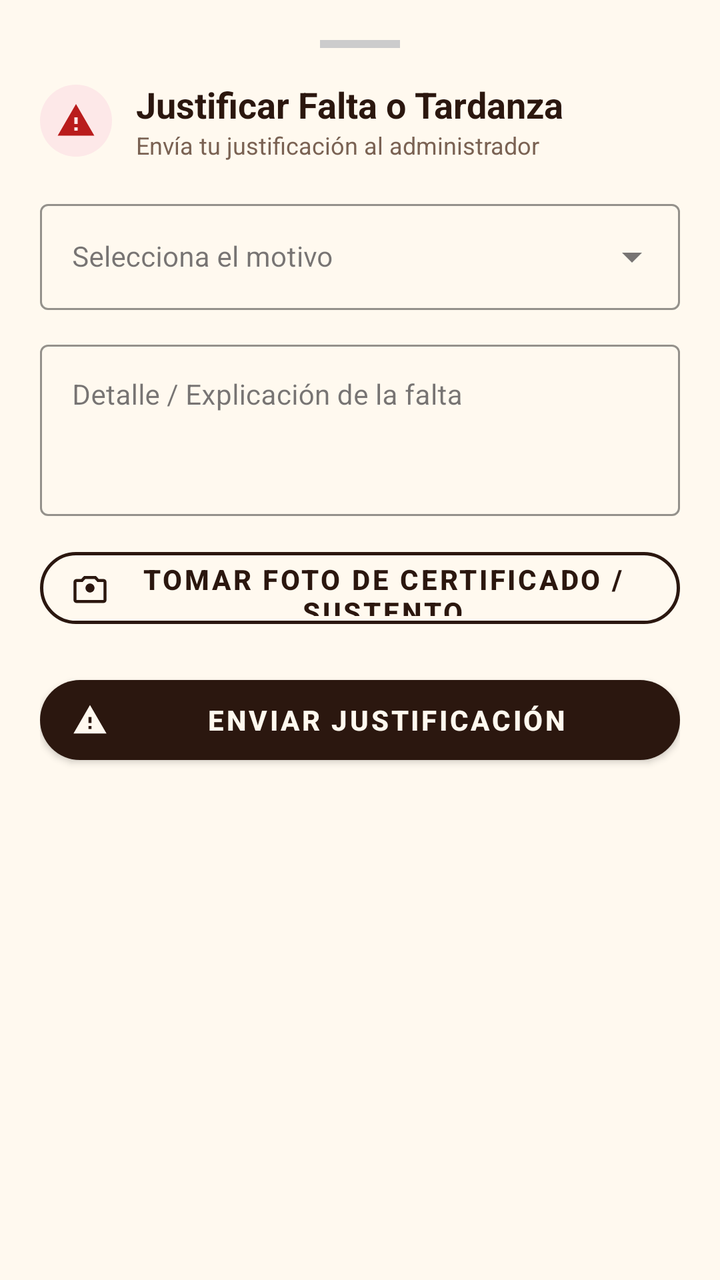
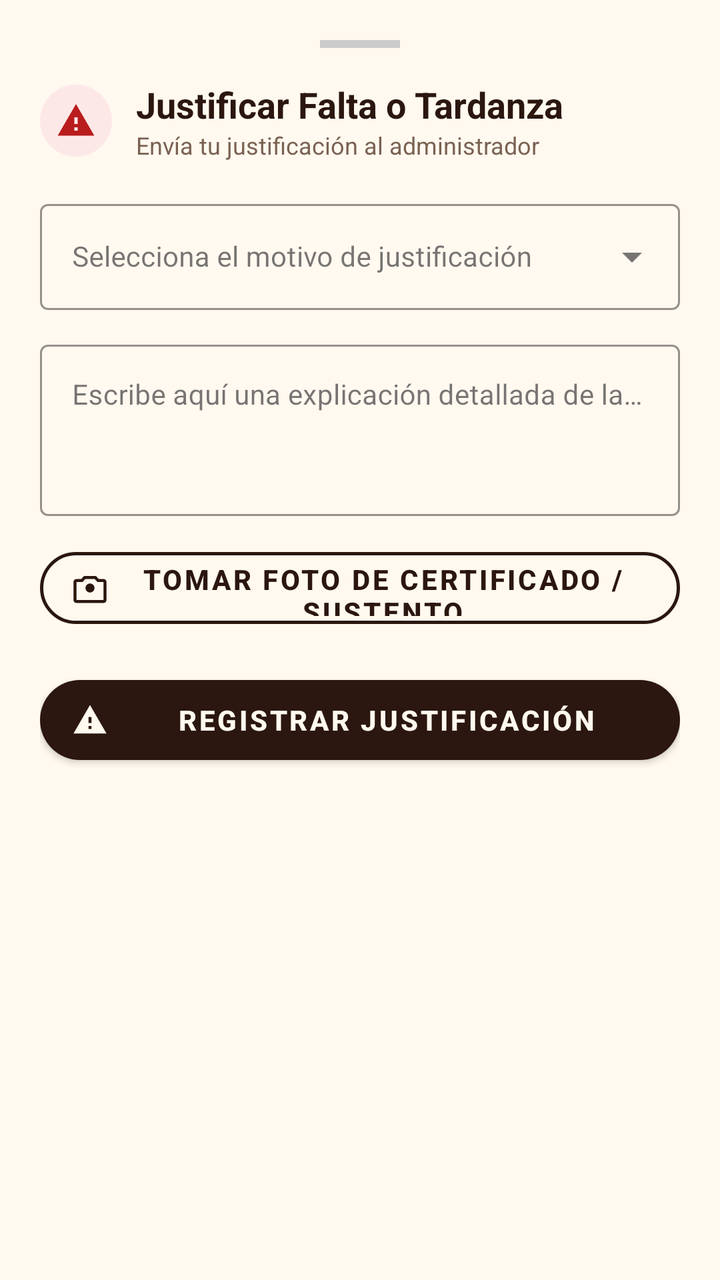

Compare the two renders of this Android layout. The source of the first and the diff that turns it into the second are given below.
<!-- AndroidManifest.xml: application theme Theme.PiccoliField -->
<!-- res/layout/dialog_bottom_sheet_justificacion.xml -->
<?xml version="1.0" encoding="utf-8"?>
<LinearLayout xmlns:android="http://schemas.android.com/apk/res/android"
    xmlns:app="http://schemas.android.com/apk/res-auto"
    xmlns:tools="http://schemas.android.com/tools"
    android:layout_width="match_parent"
    android:layout_height="wrap_content"
    android:background="@color/color_fondo"
    android:orientation="vertical"
    android:padding="20dp">

    
    <View
        android:layout_width="40dp"
        android:layout_height="4dp"
        android:layout_gravity="center_horizontal"
        android:layout_marginBottom="16dp"
        android:background="#CCCCCC" />

    
    <LinearLayout
        android:layout_width="match_parent"
        android:layout_height="wrap_content"
        android:gravity="center_vertical"
        android:orientation="horizontal">

        <ImageView
            android:layout_width="36dp"
            android:layout_height="36dp"
            android:background="@drawable/bg_stat_icon_circle"
            android:backgroundTint="#FDE8E8"
            android:padding="8dp"
            android:src="@drawable/ic_warning_alert"
            app:tint="#B91C1C"
            tools:ignore="ContentDescription" />

        <LinearLayout
            android:layout_width="0dp"
            android:layout_height="wrap_content"
            android:layout_marginStart="12dp"
            android:layout_weight="1"
            android:orientation="vertical">

            <TextView
                android:layout_width="wrap_content"
                android:layout_height="wrap_content"
                android:text="Justificar Falta o Tardanza"
                android:textColor="@color/cafe_profundo"
                android:textSize="18sp"
                android:textStyle="bold" />

            <TextView
                android:layout_width="wrap_content"
                android:layout_height="wrap_content"
                android:text="Envía tu justificación al administrador"
                android:textColor="@color/color_text_muted"
                android:textSize="12sp" />
        </LinearLayout>
    </LinearLayout>

    
    <com.google.android.material.textfield.TextInputLayout
        android:id="@+id/tilMotivo"
        style="@style/Widget.MaterialComponents.TextInputLayout.OutlinedBox.ExposedDropdownMenu"
        android:layout_width="match_parent"
        android:layout_height="wrap_content"
        android:layout_marginTop="16dp"
        android:hint="Selecciona el motivo"
        app:boxStrokeColor="@color/cafe_profundo">

        <AutoCompleteTextView
            android:id="@+id/spMotivoJustificacion"
            android:layout_width="match_parent"
            android:layout_height="wrap_content"
            android:inputType="none"
            android:textColor="@color/cafe_profundo"
            android:textSize="14sp" />
    </com.google.android.material.textfield.TextInputLayout>

    
    <com.google.android.material.textfield.TextInputLayout
        android:id="@+id/tilDetalle"
        style="@style/Widget.MaterialComponents.TextInputLayout.OutlinedBox"
        android:layout_width="match_parent"
        android:layout_height="wrap_content"
        android:layout_marginTop="12dp"
        android:hint="Detalle / Explicación de la falta"
        app:boxStrokeColor="@color/cafe_profundo">

        <com.google.android.material.textfield.TextInputEditText
            android:id="@+id/etDetalleJustificacion"
            android:layout_width="match_parent"
            android:layout_height="wrap_content"
            android:gravity="top|start"
            android:inputType="textMultiLine"
            android:lines="3"
            android:textColor="@color/cafe_profundo"
            android:textSize="14sp" />
    </com.google.android.material.textfield.TextInputLayout>

    
    <com.google.android.material.button.MaterialButton
        android:id="@+id/btnTomarFotoSustento"
        style="@style/Widget.Piccoli.Button.Outlined"
        android:layout_width="match_parent"
        android:layout_height="48dp"
        android:layout_marginTop="12dp"
        android:text="Tomar Foto de Certificado / Sustento"
        app:icon="@drawable/ic_camera_icon"
        app:iconTint="@color/cafe_profundo" />

    
    <LinearLayout
        android:id="@+id/layoutPreviewFotoSustento"
        android:layout_width="match_parent"
        android:layout_height="wrap_content"
        android:layout_marginTop="12dp"
        android:orientation="vertical"
        android:visibility="gone"
        tools:visibility="visible">

        <TextView
            android:layout_width="wrap_content"
            android:layout_height="wrap_content"
            android:layout_marginBottom="6dp"
            android:text="Comprobante / Sustento adjunto:"
            android:textColor="@color/cafe_profundo"
            android:textSize="12sp"
            android:textStyle="bold" />

        <com.google.android.material.card.MaterialCardView
            android:layout_width="match_parent"
            android:layout_height="160dp"
            app:cardCornerRadius="12dp"
            app:cardElevation="0dp"
            app:strokeColor="@color/stroke_color"
            app:strokeWidth="1dp">

            <FrameLayout
                android:layout_width="match_parent"
                android:layout_height="match_parent">

                <ImageView
                    android:id="@+id/ivPreviewFotoSustento"
                    android:layout_width="match_parent"
                    android:layout_height="match_parent"
                    android:scaleType="centerCrop"
                    tools:ignore="ContentDescription" />

                <com.google.android.material.button.MaterialButton
                    android:id="@+id/btnEliminarFotoSustento"
                    style="@style/Widget.MaterialComponents.Button.TextButton"
                    android:layout_width="wrap_content"
                    android:layout_height="36dp"
                    android:layout_gravity="top|end"
                    android:layout_margin="8dp"
                    android:backgroundTint="#CC2B170F"
                    android:text="Quitar Foto"
                    android:textColor="@color/white"
                    android:textSize="11sp" />
            </FrameLayout>
        </com.google.android.material.card.MaterialCardView>
    </LinearLayout>

    
    <com.google.android.material.button.MaterialButton
        android:id="@+id/btnEnviarJustificacion"
        style="@style/Widget.Piccoli.Button.Primary"
        android:layout_width="match_parent"
        android:layout_height="52dp"
        android:layout_marginTop="16dp"
        android:text="Enviar Justificación"
        app:icon="@drawable/ic_warning_alert"
        app:iconTint="@color/marfil_suave" />

</LinearLayout>
<!-- resources referenced by this layout -->
<resources>
  <color name="cafe_profundo">#2B170F</color>
  <color name="color_fondo">#FFF9EF</color>
  <color name="color_text_muted">#7A6253</color>
  <color name="marfil_suave">#FFF9EF</color>
  <color name="stroke_color">#C0A884</color>
  <color name="white">#FFFFFFFF</color>
  <!-- drawable bg_stat_icon_circle (drawable) -->
  <?xml version="1.0" encoding="utf-8"?>
  <shape xmlns:android="http://schemas.android.com/apk/res/android"
      android:shape="oval">
      <solid android:color="#F3E4C7" />
  </shape>
  <!-- drawable ic_camera_icon (drawable) -->
  <vector xmlns:android="http://schemas.android.com/apk/res/android"
      android:width="24dp"
      android:height="24dp"
      android:viewportWidth="24"
      android:viewportHeight="24">
    <path
        android:fillColor="#FFF9EF"
        android:pathData="M12,15c1.66,0 3,-1.34 3,-3s-1.34,-3 -3,-3 -3,1.34 -3,3 1.34,3 3,3zm9,-9h-3.17L16,4H8L6.17,6H3c-1.1,0 -2,0.9 -2,2v12c0,1.1 0.9,2 2,2h18c1.1,0 2,-0.9 2,-2V8c0,-1.1 -0.9,-2 -2,-2zm0,14H3V8h4.05l1.83,-2h6.24l1.83,2H21v12z"/>
  </vector>
  <!-- drawable ic_warning_alert (drawable) -->
  <vector xmlns:android="http://schemas.android.com/apk/res/android"
      android:width="24dp"
      android:height="24dp"
      android:viewportWidth="24"
      android:viewportHeight="24">
    <path
        android:fillColor="#B9783E"
        android:pathData="M1,21h22L12,2 1,21zm12,-3h-2v-2h2v2zm0,-4h-2v-4h2v4z"/>
  </vector>
  <style name="Widget.Piccoli.Button.Outlined" parent="Widget.MaterialComponents.Button.OutlinedButton">
          <item name="strokeColor">@color/cafe_profundo</item>
          <item name="strokeWidth">1.5dp</item>
          <item name="android:textColor">@color/cafe_profundo</item>
          <item name="cornerRadius">24dp</item>
          <item name="android:textSize">@dimen/text_size_body</item>
          <item name="android:textStyle">bold</item>
      </style>
  <style name="Widget.Piccoli.Button.Primary" parent="Widget.MaterialComponents.Button">
          <item name="backgroundTint">@color/cafe_profundo</item>
          <item name="android:textColor">@color/marfil_suave</item>
          <item name="cornerRadius">24dp</item>
          <item name="android:textSize">@dimen/text_size_body</item>
          <item name="android:textStyle">bold</item>
      </style>
  <style name="Theme.PiccoliField" parent="Base.Theme.PiccoliField" />
  <dimen name="text_size_body">14sp</dimen>
  <style name="Base.Theme.PiccoliField" parent="Theme.Material3.DayNight.NoActionBar">
          
          
      </style>
</resources>

<!-- the commit's change to res/layout/dialog_bottom_sheet_justificacion.xml (unified diff, before → after) -->
@@ -64,7 +64,7 @@
         android:layout_width="match_parent"
         android:layout_height="wrap_content"
         android:layout_marginTop="16dp"
-        android:hint="Selecciona el motivo"
+        android:hint="@string/hint_selecciona_motivo"
         app:boxStrokeColor="@color/cafe_profundo">
 
         <AutoCompleteTextView
@@ -83,7 +83,7 @@
         android:layout_width="match_parent"
         android:layout_height="wrap_content"
         android:layout_marginTop="12dp"
-        android:hint="Detalle / Explicación de la falta"
+        android:hint="@string/hint_detalle_justificacion"
         app:boxStrokeColor="@color/cafe_profundo">
 
         <com.google.android.material.textfield.TextInputEditText
@@ -168,7 +168,7 @@
         android:layout_width="match_parent"
         android:layout_height="52dp"
         android:layout_marginTop="16dp"
-        android:text="Enviar Justificación"
+        android:text="@string/btn_registrar_justificacion"
         app:icon="@drawable/ic_warning_alert"
         app:iconTint="@color/marfil_suave" />
 
<!-- resource entries referenced after the edit -->
@@ -32,6 +32,9 @@
         android:fillColor="#B9783E"
         android:pathData="M1,21h22L12,2 1,21zm12,-3h-2v-2h2v2zm0,-4h-2v-4h2v4z"/>
   </vector>
+  <string name="btn_registrar_justificacion">Registrar Justificación</string>
+  <string name="hint_detalle_justificacion">Escribe aquí una explicación detallada de la falta o tardanza...</string>
+  <string name="hint_selecciona_motivo">Selecciona el motivo de justificación</string>
   <style name="Widget.Piccoli.Button.Outlined" parent="Widget.MaterialComponents.Button.OutlinedButton">
           <item name="strokeColor">@color/cafe_profundo</item>
           <item name="strokeWidth">1.5dp</item>
